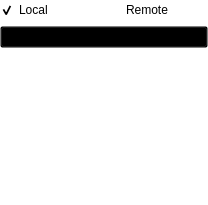
Qt form widgets/meter.ui (Elv13/sigrok_frontend) before a commit.
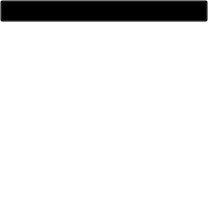
The same form after that commit.

Patch:
```diff
--- a/widgets/meter.ui
+++ b/widgets/meter.ui
@@ -32,27 +32,10 @@
    <property name="bottomMargin">
     <number>0</number>
    </property>
-   <item row="0" column="0">
-    <widget class="QCheckBox" name="m_pRemote">
-     <property name="text">
-      <string>Local</string>
-     </property>
-     <property name="checked">
-      <bool>true</bool>
-     </property>
-    </widget>
-   </item>
-   <item row="0" column="1">
-    <widget class="QCheckBox" name="m_pLocal">
-     <property name="text">
-      <string>Remote</string>
-     </property>
-    </widget>
-   </item>
-   <item row="1" column="0" colspan="2">
+   <item row="0" column="0" colspan="2">
     <widget class="QComboBox" name="m_pStyle"/>
    </item>
-   <item row="2" column="0" colspan="2">
+   <item row="1" column="0" colspan="2">
     <widget class="QTableView" name="m_pContent">
      <attribute name="verticalHeaderVisible">
       <bool>false</bool>
```
